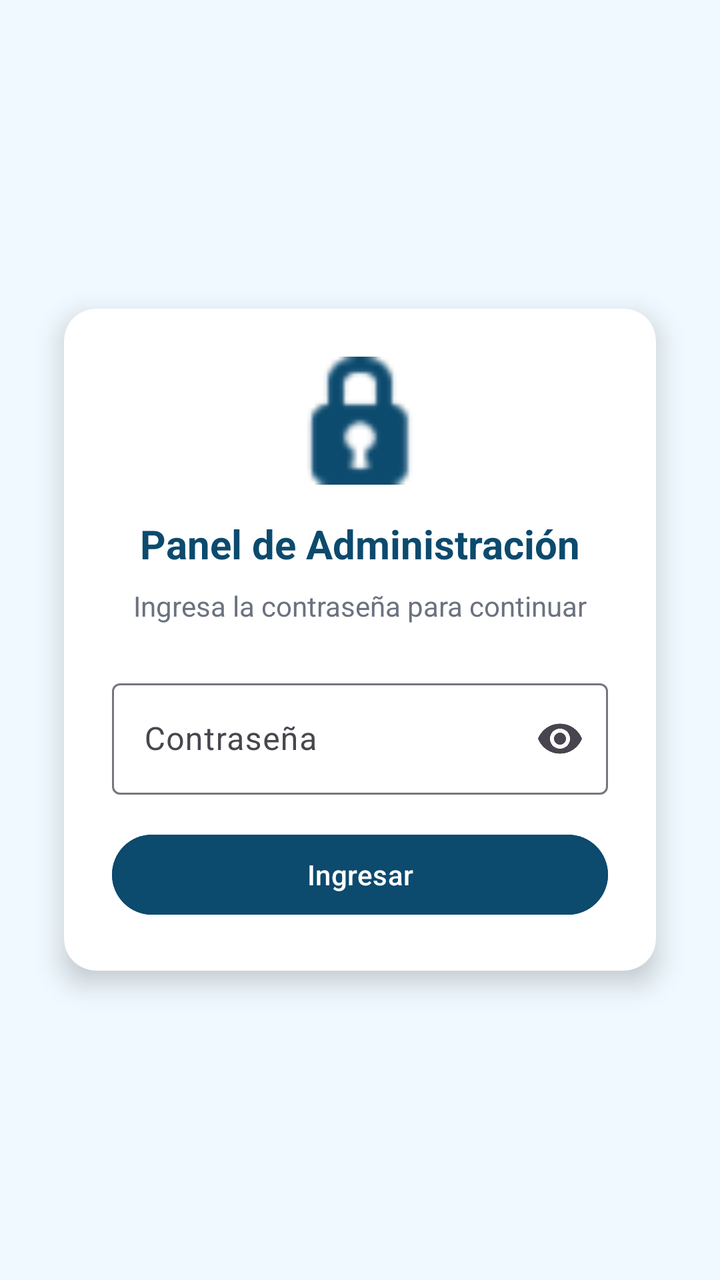
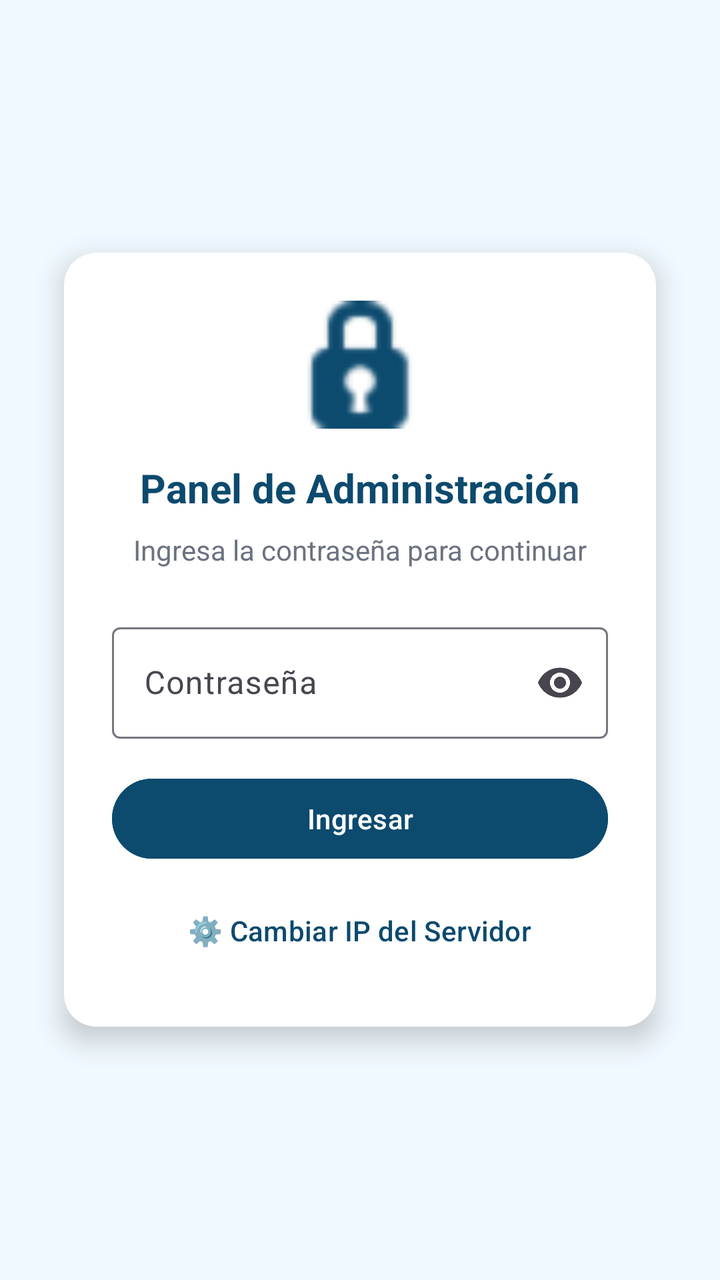

Before-and-after screenshots of an Android layout around one commit, followed by the original layout XML and the change that was made.
<!-- AndroidManifest.xml: application theme Theme.AguaYa -->
<!-- res/layout/fragment_admin.xml -->
<?xml version="1.0" encoding="utf-8"?>
<FrameLayout xmlns:android="http://schemas.android.com/apk/res/android"
    xmlns:app="http://schemas.android.com/apk/res-auto"
    android:layout_width="match_parent"
    android:layout_height="match_parent"
    android:background="#f0f9ff">

    
    <androidx.cardview.widget.CardView
        android:id="@+id/loginContainer"
        android:layout_width="match_parent"
        android:layout_height="wrap_content"
        android:layout_gravity="center"
        android:layout_margin="32dp"
        app:cardCornerRadius="16dp"
        app:cardElevation="8dp"
        android:visibility="visible">

        <LinearLayout
            android:layout_width="match_parent"
            android:layout_height="wrap_content"
            android:orientation="vertical"
            android:padding="24dp"
            android:gravity="center_horizontal">

            <ImageView
                android:layout_width="64dp"
                android:layout_height="64dp"
                android:src="@android:drawable/ic_secure"
                app:tint="#0c4a6e"
                android:layout_marginBottom="16dp"/>

            <TextView
                android:layout_width="wrap_content"
                android:layout_height="wrap_content"
                android:text="Panel de Administración"
                android:textSize="20sp"
                android:textStyle="bold"
                android:textColor="#0c4a6e" />

            <TextView
                android:layout_width="wrap_content"
                android:layout_height="wrap_content"
                android:text="Ingresa la contraseña para continuar"
                android:textColor="#6b7280"
                android:layout_marginTop="8dp"
                android:layout_marginBottom="24dp" />

            <com.google.android.material.textfield.TextInputLayout
                android:layout_width="match_parent"
                android:layout_height="wrap_content"
                app:endIconMode="password_toggle"
                android:layout_marginBottom="16dp">

                <com.google.android.material.textfield.TextInputEditText
                    android:id="@+id/etAdminPassword"
                    android:layout_width="match_parent"
                    android:layout_height="wrap_content"
                    android:hint="Contraseña"
                    android:inputType="textPassword" />
            </com.google.android.material.textfield.TextInputLayout>

            <TextView
                android:id="@+id/tvLoginError"
                android:layout_width="wrap_content"
                android:layout_height="wrap_content"
                android:text="Contraseña incorrecta"
                android:textColor="#ef4444"
                android:visibility="gone"
                android:layout_marginBottom="16dp" />

            <Button
                android:id="@+id/btnAdminLogin"
                android:layout_width="match_parent"
                android:layout_height="wrap_content"
                android:text="Ingresar"
                android:backgroundTint="#0c4a6e" />
        </LinearLayout>
    </androidx.cardview.widget.CardView>

    
    <LinearLayout
        android:id="@+id/adminPanel"
        android:layout_width="match_parent"
        android:layout_height="match_parent"
        android:orientation="vertical"
        android:visibility="gone">

        <LinearLayout
            android:layout_width="match_parent"
            android:layout_height="wrap_content"
            android:orientation="horizontal"
            android:padding="16dp"
            android:gravity="center_vertical"
            android:background="#0c4a6e">

            <TextView
                android:layout_width="0dp"
                android:layout_height="wrap_content"
                android:layout_weight="1"
                android:text="Gestión de reportes"
                android:textColor="#FFFFFF"
                android:textSize="20sp"
                android:textStyle="bold" />

            <com.google.android.material.button.MaterialButton
                android:id="@+id/btnExportarPdf"
                style="@style/Widget.Material3.Button.TonalButton"
                android:layout_width="wrap_content"
                android:layout_height="36dp"
                android:layout_marginEnd="10dp"
                android:text="Exportar PDF"
                android:textAllCaps="false"
                android:textColor="@color/agua_primary"
                android:textSize="12sp"
                android:textStyle="bold"
                app:backgroundTint="#FFFFFF"
                app:cornerRadius="8dp"
                app:icon="@drawable/ic_share"
                app:iconGravity="textStart"
                app:iconSize="14dp"
                app:iconTint="@color/agua_primary" />

            <ImageButton
                android:id="@+id/btnLogout"
                android:layout_width="wrap_content"
                android:layout_height="wrap_content"
                android:src="@android:drawable/ic_menu_close_clear_cancel"
                android:background="?attr/selectableItemBackgroundBorderless"
                app:tint="#FFFFFF"
                android:contentDescription="Cerrar sesión" />
        </LinearLayout>

        <HorizontalScrollView
            android:layout_width="match_parent"
            android:layout_height="wrap_content"
            android:paddingHorizontal="16dp"
            android:paddingVertical="8dp"
            android:scrollbars="none">

            <com.google.android.material.chip.ChipGroup
                android:id="@+id/chipGroupEstado"
                android:layout_width="wrap_content"
                android:layout_height="wrap_content"
                app:singleSelection="true">

                <com.google.android.material.chip.Chip
                    android:id="@+id/chipTodos"
                    style="@style/Widget.Material3.Chip.Filter"
                    android:layout_width="wrap_content"
                    android:layout_height="wrap_content"
                    android:checked="true"
                    android:text="Todos" />

                <com.google.android.material.chip.Chip
                    android:id="@+id/chipPendientes"
                    style="@style/Widget.Material3.Chip.Filter"
                    android:layout_width="wrap_content"
                    android:layout_height="wrap_content"
                    android:text="Pendientes" />

                <com.google.android.material.chip.Chip
                    android:id="@+id/chipEnProceso"
                    style="@style/Widget.Material3.Chip.Filter"
                    android:layout_width="wrap_content"
                    android:layout_height="wrap_content"
                    android:text="En proceso" />

                <com.google.android.material.chip.Chip
                    android:id="@+id/chipResueltos"
                    style="@style/Widget.Material3.Chip.Filter"
                    android:layout_width="wrap_content"
                    android:layout_height="wrap_content"
                    android:text="Resueltos" />
            </com.google.android.material.chip.ChipGroup>
        </HorizontalScrollView>

        <FrameLayout
            android:layout_width="match_parent"
            android:layout_height="match_parent">

            <androidx.swiperefreshlayout.widget.SwipeRefreshLayout
                android:id="@+id/swipeRefreshAdmin"
                android:layout_width="match_parent"
                android:layout_height="match_parent">

                <androidx.recyclerview.widget.RecyclerView
                    android:id="@+id/rvAdminReportes"
                    android:layout_width="match_parent"
                    android:layout_height="match_parent"
                    android:paddingHorizontal="8dp"
                    android:clipToPadding="false" />
            </androidx.swiperefreshlayout.widget.SwipeRefreshLayout>

            <ProgressBar
                android:id="@+id/progressAdmin"
                android:layout_width="wrap_content"
                android:layout_height="wrap_content"
                android:layout_gravity="center"
                android:visibility="gone" />

            <TextView
                android:id="@+id/emptyStateAdmin"
                android:layout_width="wrap_content"
                android:layout_height="wrap_content"
                android:layout_gravity="center"
                android:text="📭 No hay reportes"
                android:textSize="18sp"
                android:textColor="#9ca3af"
                android:visibility="gone" />

        </FrameLayout>
    </LinearLayout>

</FrameLayout>
<!-- resources referenced by this layout -->
<resources>
  <color name="agua_primary">#0c4a6e</color>
  <!-- drawable ic_share (drawable) -->
  <vector xmlns:android="http://schemas.android.com/apk/res/android"
      android:width="24dp"
      android:height="24dp"
      android:viewportWidth="24"
      android:viewportHeight="24">
      <path
          android:fillColor="#FF000000"
          android:pathData="M18,16.08c-0.76,0 -1.44,0.3 -1.96,0.77L8.91,12.7c0.05,-0.23 0.09,-0.46 0.09,-0.7s-0.04,-0.47 -0.09,-0.7l7.05,-4.11c0.54,0.5 1.25,0.81 2.04,0.81 1.66,0 3,-1.34 3,-3s-1.34,-3 -3,-3 -3,1.34 -3,3c0,0.24 0.04,0.47 0.09,0.7L8.04,9.81C7.5,9.31 6.79,9 6,9c-1.66,0 -3,1.34 -3,3s1.34,3 3,3c0.79,0 1.5,-0.31 2.04,-0.81l7.12,4.16c-0.05,0.21 -0.08,0.43 -0.08,0.65 0,1.61 1.31,2.92 2.92,2.92 1.61,0 2.92,-1.31 2.92,-2.92s-1.31,-2.92 -2.92,-2.92z"/>
  </vector>
  <style name="Theme.AguaYa" parent="Theme.Material3.Light.NoActionBar">
          <item name="colorPrimary">@color/agua_primary</item>
          <item name="colorPrimaryVariant">@color/agua_primary_variant</item>
          <item name="colorSecondary">@color/agua_accent</item>
          <item name="colorOnPrimary">@color/text_on_primary</item>
          <item name="colorSurface">@color/white</item>
          <item name="colorOnSurface">@color/text_primary</item>
          <item name="android:colorBackground">@color/agua_background</item>
          <item name="android:statusBarColor">@color/agua_primary</item>
          <item name="android:navigationBarColor">@color/agua_surface</item>
      </style>
  <color name="agua_primary_variant">#0e7490</color>
  <color name="agua_accent">#0ea5e9</color>
  <color name="text_on_primary">#FFFFFF</color>
  <color name="white">#FFFFFFFF</color>
  <color name="text_primary">#1e293b</color>
  <color name="agua_background">#f0f9ff</color>
  <color name="agua_surface">#FFFFFF</color>
</resources>

<!-- the commit's change to res/layout/fragment_admin.xml (unified diff, before → after) -->
@@ -75,6 +75,15 @@
                 android:layout_height="wrap_content"
                 android:text="Ingresar"
                 android:backgroundTint="#0c4a6e" />
+
+            <com.google.android.material.button.MaterialButton
+                android:id="@+id/btnConfigServidor"
+                style="@style/Widget.Material3.Button.TextButton"
+                android:layout_width="wrap_content"
+                android:layout_height="wrap_content"
+                android:text="⚙️ Cambiar IP del Servidor"
+                android:textColor="#0c4a6e"
+                android:layout_marginTop="8dp" />
         </LinearLayout>
     </androidx.cardview.widget.CardView>
 
@@ -122,6 +131,16 @@
                 app:iconTint="@color/agua_primary" />
 
             <ImageButton
+                android:id="@+id/btnConfigServidorAdmin"
+                android:layout_width="wrap_content"
+                android:layout_height="wrap_content"
+                android:layout_marginEnd="12dp"
+                android:src="@drawable/ic_nav_admin"
+                android:background="?attr/selectableItemBackgroundBorderless"
+                app:tint="#FFFFFF"
+                android:contentDescription="Configurar Servidor" />
+
+            <ImageButton
                 android:id="@+id/btnLogout"
                 android:layout_width="wrap_content"
                 android:layout_height="wrap_content"
<!-- resource entries referenced after the edit -->
@@ -1,6 +1,16 @@
 <!-- resources referenced by this layout -->
 <resources>
   <color name="agua_primary">#0c4a6e</color>
+  <!-- drawable ic_nav_admin (drawable) -->
+  <vector xmlns:android="http://schemas.android.com/apk/res/android"
+      android:width="24dp"
+      android:height="24dp"
+      android:viewportWidth="24"
+      android:viewportHeight="24">
+      <path
+          android:fillColor="#FF000000"
+          android:pathData="M19.14,12.94c0.04,-0.3 0.06,-0.61 0.06,-0.94c0,-0.32 -0.02,-0.64 -0.06,-0.94l2.03,-1.58c0.18,-0.14 0.23,-0.41 0.12,-0.61l-1.92,-3.32c-0.12,-0.22 -0.37,-0.29 -0.59,-0.22l-2.39,0.96c-0.5,-0.38 -1.03,-0.7 -1.62,-0.94L14.4,2.81c-0.04,-0.24 -0.24,-0.41 -0.48,-0.41h-3.84c-0.24,0 -0.43,0.17 -0.47,0.41L9.25,5.35C8.66,5.59 8.12,5.92 7.63,6.29L5.24,5.33c-0.22,-0.08 -0.47,0 -0.59,0.22L2.73,8.87C2.62,9.08 2.66,9.34 2.86,9.48l2.03,1.58C4.84,11.36 4.8,11.69 4.8,12s0.02,0.64 0.06,0.94l-2.03,1.58c-0.18,0.14 -0.23,0.41 -0.12,0.61l1.92,3.32c0.12,0.22 0.37,0.29 0.59,0.22l2.39,-0.96c0.5,0.38 1.03,0.7 1.62,0.94l0.36,2.54c0.05,0.24 0.24,0.41 0.48,0.41h3.84c0.24,0 0.43,-0.17 0.47,-0.41l0.36,-2.54c0.59,-0.24 1.13,-0.56 1.62,-0.94l2.39,0.96c0.22,0.08 0.47,0 0.59,-0.22l1.92,-3.32c0.12,-0.22 0.07,-0.49 -0.12,-0.61L19.14,12.94zM12,15.6c-1.98,0 -3.6,-1.62 -3.6,-3.6s1.62,-3.6 3.6,-3.6 3.6,1.62 3.6,3.6S13.98,15.6 12,15.6z" />
+  </vector>
   <!-- drawable ic_share (drawable) -->
   <vector xmlns:android="http://schemas.android.com/apk/res/android"
       android:width="24dp"
